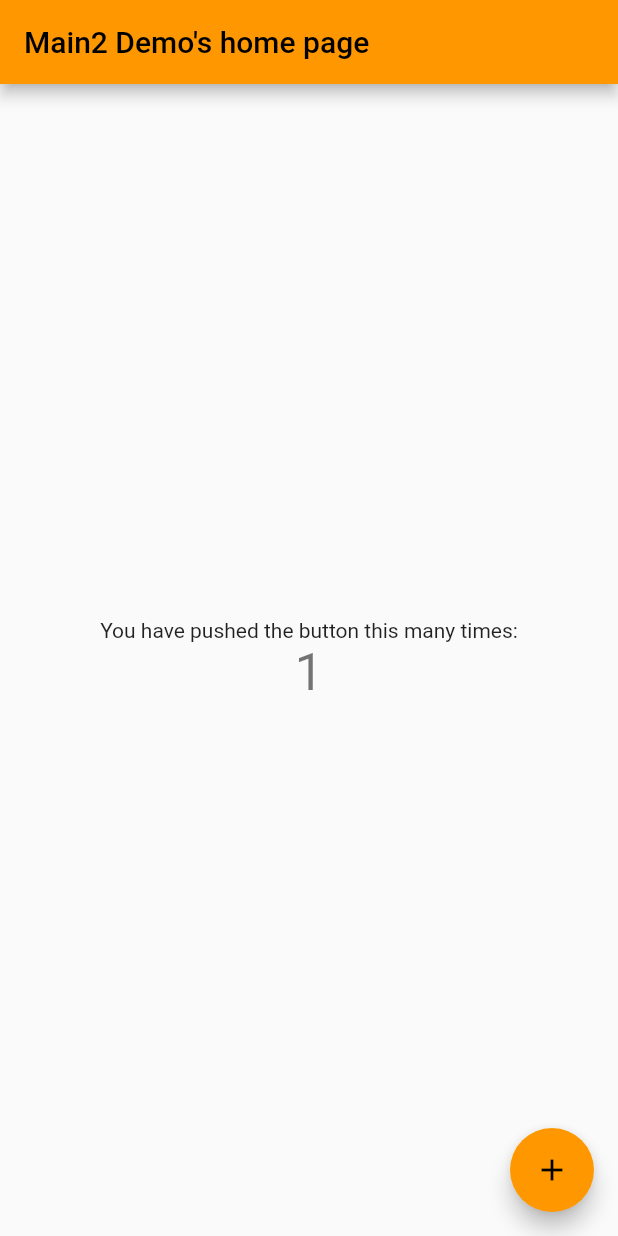
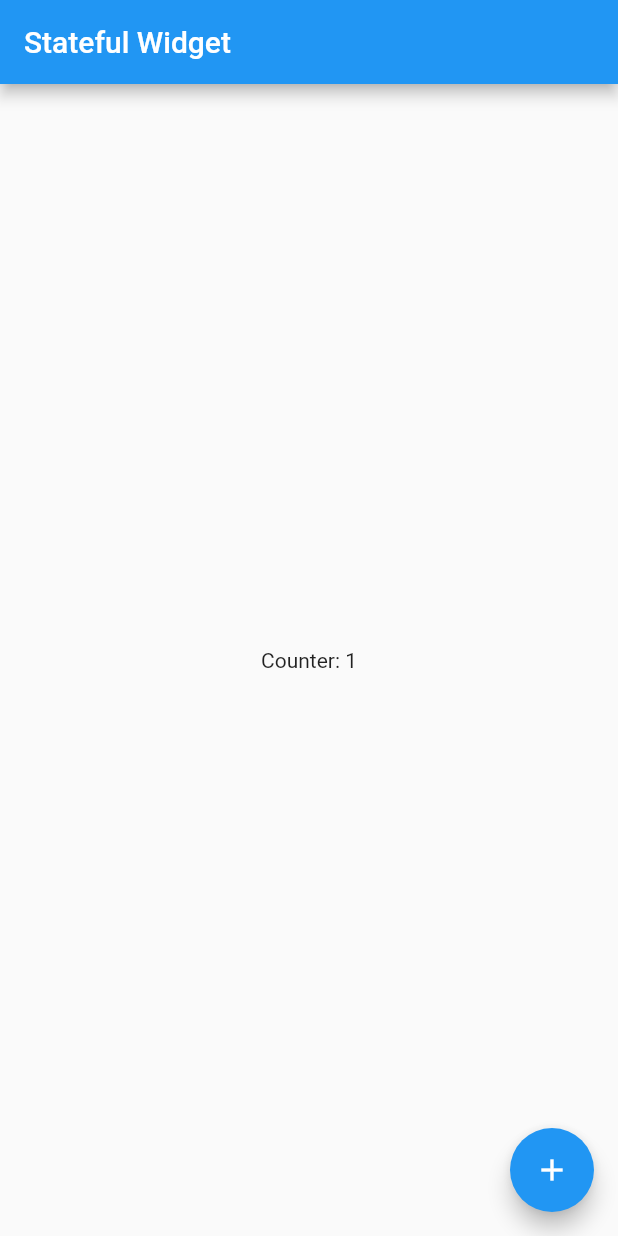
Before and after one commit to moocstudent/myfirst_flutter_project, a Flutter app: the screen it shows after launch, after a tap on the "add" icon, on a phone screen of 412 x 824 dp. Run offline on Flutter 3.47's test engine with Material 2 defaults, Android fonts, the light colour scheme and no system bars.

Commit message:
done: widgets熟悉

```diff
--- /dev/null
+++ b/lib/1800pm/initAndState.dart
@@ -0,0 +1,60 @@
+import 'package:flutter/material.dart';
+
+void main() {
+  print("1. main method executed.");
+  runApp(MyApp());
+}
+
+class MyApp extends StatelessWidget{
+  @override
+  Widget build(BuildContext context) {
+    print("2. MyApp widget build.");
+    return MaterialApp(
+      home: HomePage(),
+    );
+  }
+}
+
+class HomePage extends StatefulWidget{
+  @override
+  State createState() {
+    print("3. HomePage state build.");
+    return _HomePage();
+  }
+}
+
+class _HomePage extends State{
+  late int counter;
+
+  @override
+  void initState() { //inital state which is executed only on initial widget build.
+    print("4. Initial state of _HomePage.");
+    counter = 0;
+    super.initState();
+  }
+
+  @override
+  Widget build(BuildContext context) {
+    print("5. Widget build of _HomePage.");
+    return Scaffold(
+        appBar: AppBar( //appbar widget inside Scaffold
+            title: Text("Stateful Widget")
+        ),
+
+        floatingActionButton: FloatingActionButton(
+          onPressed: (){
+            print("----button pressed----");
+            setState(() { // setState to update the UI
+              print("6. setState() after button press.");
+              counter++; //during update to UI, increase counter value
+            });
+          },
+          child: Icon(Icons.add), //add icon on Floating button
+        ),
+
+        body: Center(
+          child: Text("Counter: $counter"), //display counter value
+        )
+    );
+  }
+}
--- a/lib/main2.dart
+++ b/lib/main2.dart
@@ -1,109 +1,110 @@
-import 'package:flutter/cupertino.dart';
-import 'package:flutter/material.dart';
-
-void main(){
-  runApp(ZqApp());
-}
-// ZqApp类代表Flutter应用，它继承了StatelessWidget类，这也就
-// 意味着应用本身也是一个widget。
-// 在Flutter中，大多数东西都是widget（后同"组件"或"部件"），包括对齐（Align）、
-// 填充（Padding）、手势处理（GestureDetector）等，它们都是以widget的形式提供。
-// Flutter在构建页面时，会调用组件的build方法，widget的主要工作是提供一个build()方法来
-// 描述如何构建UI界面（通常是通过组合、拼装其他基础widget）。
-class ZqApp extends StatelessWidget{
-  @override
-  Widget build(BuildContext context) {
-    // MaterialApp是Material库中提供的Flutter APP框架，通过它可以设置应用的名称、
-    // 主题、语言、首页及路由列表等。MaterialApp也是一个widget。
-    return MaterialApp(
-      title:'Main2 Demo\'s title',
-      theme:ThemeData(
-        primarySwatch: Colors.orange,
-      ),
-      //home为Flutter应用的首页，它也是一个widget。
-      home: ZqHomePage(title:'Main2 Demo\'s home page'),
-    );
-  }
-
-}
-
-// ZqHomePage是应用的首页，它继承自StatefulWidget类，表示它是一个有状态的组件（Stateful widget）。
-// 1.Stateful widget可以拥有状态，这些状态在widget生命周期中是可以变的，而Stateless widget是不可变的。
-// 2.Stateful widget至少由两个类组成：
-// （1）一个StatefulWidget类。
-// （2）一个State类，StatefulWidget类本身是不变的，但是State类中持有的状态在widget生命周期中可能会
-// 发生变化。
-class ZqHomePage extends StatefulWidget{
-  const ZqHomePage({Key? key,required this.title}):super(key: key);
-  final String title;
-  @override
-  State<StatefulWidget> createState() => _ZqHomePageState();
-}
-// _ZqHomePageState类是ZqHomePage类对应的状态类。看到这里，读者可能已经发现：
-// 和ZqApp类不同，ZqHomePage类中并没有build方法，取而代之的是，build方法被挪到了
-// _ZqHomePageState方法中，至于为什么这么做，之后解答。
-
-//构建UI界面的逻辑在build方法中，当ZqHomePage第一次创建时，_ZqHomePageState类
-// 会被创建，当初始化完成后，Flutter框架会调用widget的build方法来构建widget树，最终
-// widget树渲染到设备屏幕上。所以，我们看看_ZqHomePageState的build方法中都干了什么事：
-class _ZqHomePageState extends State<ZqHomePage>{
-  int _counter = 0;
-  //当按钮点击时，会调用此函数，该函数的作用是先自增_counter，然后调用setState方法。
-  //setState方法的作用是通知Flutter框架，有状态发生了改变，Flutter框架收到通知后，
-  //会执行build方法来根据新的状态重新构建界面，Flutter对此方法做了优化，使重新执行
-  //变得很快，所以你可以重新构建任何需要更新的东西，而无需分别去修改各个widget。
-  void _incrementCounter(){
-    //setState会通知Flutter框架状态发生变化，接着，Flutter框架会调用build
-    //方法以新的状态重新构建UI，最终显示在设备屏幕上。
-    setState(() {
-      _counter++;
-    });
-  }
-  //为什么build方法放在State而不是StatefulWidget中，这主要是为了提高开发的灵活性。
-  //如果将build方法放在StatefulWidget中则会有两个问题：
-  // （1）状态访问不便。
-  // 试想一下，如果我们的StatefulWidget有很多状态，而每次状态改变都要调用build方法，
-  // 由于状态是保存在 State 中的，如果build方法在StatefulWidget中，那么build方法
-  // 和状态分别在两个类中，那么构建时读取状态将会很不方便！试想一下，如果真的将build方
-  // 法放在 StatefulWidget 中的话，由于构建用户界面过程需要依赖 State，所以build方
-  // 法将必须加一个State参数。这样的话就只能将State的所有状态声明为公开状态，这样才能
-  // 在State类外部访问状态。但是，将状态设置公开后，状态不再具有私密性，这就会导致对状态的
-  // 修改将会变得不可控。但如果将build方法放在State中，构建过程不仅可以直接访问状态，而且
-  // 也无需公开私有状态，这会非常方便。
-  // （2）继承StatefulWidget不便。
-  @override
-  Widget build(BuildContext context) {
-    //Scaffold是Material库中提供的页面脚手架，它提供了默认的导航栏、标题和包含主屏幕
-    //widget树（后同"组件树"或"部件树"）的body属性，组件树可以很复杂。本书默认示例，
-    //路由默认都是通过Scaffold创建。
-    return Scaffold(
-      appBar: AppBar(title:Text(widget.title),),
-      //body的组件树中包含了一个Center组件，Center可以将其子组件树对齐到屏幕中心。
-      //此例中，Center子组件是一个Column组件，Column的作用是将其所有子组件沿着屏幕
-      //垂直方向依次排列；
-      //此例中Column子组件是两个Text，第一个Text显示固定文本"。。。"，
-      //第二个Text显示_counter状态的数值。
-      body: Center(
-        child: Column(
-          mainAxisAlignment: MainAxisAlignment.center,
-          children: <Widget>[
-            Text('You have pushed the button this many times:'),
-            Text(
-              '$_counter',
-              style: Theme.of(context).textTheme.headline4,
-            ),
-          ],
-        ),
-      ),
-      //floatingActionButton是页面右下角带"+"的悬浮按钮，它的onPressed属性
-      //接受一个回调函数，代表它被点击后的处理器，本例中直接将_incrementCounter
-      //方法作为其处理函数。
-      floatingActionButton: FloatingActionButton(
-        onPressed: _incrementCounter,
-        tooltip: 'Increment',
-        child: Icon(Icons.add),
-      ),
-    );
-  }
-}
+// import 'package:flutter/cupertino.dart';
+// import 'package:flutter/material.dart';
 //
+// void main(){
+//   runApp(ZqApp());
+// }
+// // ZqApp类代表Flutter应用，它继承了StatelessWidget类，这也就
+// // 意味着应用本身也是一个widget。
+// // 在Flutter中，大多数东西都是widget（后同"组件"或"部件"），包括对齐（Align）、
+// // 填充（Padding）、手势处理（GestureDetector）等，它们都是以widget的形式提供。
+// // Flutter在构建页面时，会调用组件的build方法，widget的主要工作是提供一个build()方法来
+// // 描述如何构建UI界面（通常是通过组合、拼装其他基础widget）。
+// class ZqApp extends StatelessWidget{
+//   @override
+//   Widget build(BuildContext context) {
+//     // MaterialApp是Material库中提供的Flutter APP框架，通过它可以设置应用的名称、
+//     // 主题、语言、首页及路由列表等。MaterialApp也是一个widget。
+//     return MaterialApp(
+//       title:'Main2 Demo\'s title',
+//       theme:ThemeData(
+//         primarySwatch: Colors.orange,
+//       ),
+//       //home为Flutter应用的首页，它也是一个widget。
+//       home: ZqHomePage(title:'Main2 Demo\'s home page'),
+//     );
+//   }
+//
+// }
+//
+// // ZqHomePage是应用的首页，它继承自StatefulWidget类，表示它是一个有状态的组件（Stateful widget）。
+// // 1.Stateful widget可以拥有状态，这些状态在widget生命周期中是可以变的，而Stateless widget是不可变的。
+// // 2.Stateful widget至少由两个类组成：
+// // （1）一个StatefulWidget类。
+// // （2）一个State类，StatefulWidget类本身是不变的，但是State类中持有的状态在widget生命周期中可能会
+// // 发生变化。
+// class ZqHomePage extends StatefulWidget{
+//   const ZqHomePage({Key? key,required this.title}):super(key: key);
+//   final String title;
+//   @override
+//   State<StatefulWidget> createState() => _ZqHomePageState();
+// }
+// // _ZqHomePageState类是ZqHomePage类对应的状态类。看到这里，读者可能已经发现：
+// // 和ZqApp类不同，ZqHomePage类中并没有build方法，取而代之的是，build方法被挪到了
+// // _ZqHomePageState方法中，至于为什么这么做，之后解答。
+//
+// //构建UI界面的逻辑在build方法中，当ZqHomePage第一次创建时，_ZqHomePageState类
+// // 会被创建，当初始化完成后，Flutter框架会调用widget的build方法来构建widget树，最终
+// // widget树渲染到设备屏幕上。所以，我们看看_ZqHomePageState的build方法中都干了什么事：
+// class _ZqHomePageState extends State<ZqHomePage>{
+//   int _counter = 0;
+//   //当按钮点击时，会调用此函数，该函数的作用是先自增_counter，然后调用setState方法。
+//   //setState方法的作用是通知Flutter框架，有状态发生了改变，Flutter框架收到通知后，
+//   //会执行build方法来根据新的状态重新构建界面，Flutter对此方法做了优化，使重新执行
+//   //变得很快，所以你可以重新构建任何需要更新的东西，而无需分别去修改各个widget。
+//   void _incrementCounter(){
+//     //setState会通知Flutter框架状态发生变化，接着，Flutter框架会调用build
+//     //方法以新的状态重新构建UI，最终显示在设备屏幕上。
+//     setState(() {
+//       _counter++;
+//     });
+//   }
+//   //为什么build方法放在State而不是StatefulWidget中，这主要是为了提高开发的灵活性。
+//   //如果将build方法放在StatefulWidget中则会有两个问题：
+//   // （1）状态访问不便。
+//   // 试想一下，如果我们的StatefulWidget有很多状态，而每次状态改变都要调用build方法，
+//   // 由于状态是保存在 State 中的，如果build方法在StatefulWidget中，那么build方法
+//   // 和状态分别在两个类中，那么构建时读取状态将会很不方便！试想一下，如果真的将build方
+//   // 法放在 StatefulWidget 中的话，由于构建用户界面过程需要依赖 State，所以build方
+//   // 法将必须加一个State参数。这样的话就只能将State的所有状态声明为公开状态，这样才能
+//   // 在State类外部访问状态。但是，将状态设置公开后，状态不再具有私密性，这就会导致对状态的
+//   // 修改将会变得不可控。但如果将build方法放在State中，构建过程不仅可以直接访问状态，而且
+//   // 也无需公开私有状态，这会非常方便。
+//   // （2）继承StatefulWidget不便。
+//   @override
+//   Widget build(BuildContext context) {
+//     //Scaffold是Material库中提供的页面脚手架，它提供了默认的导航栏、标题和包含主屏幕
+//     //widget树（后同"组件树"或"部件树"）的body属性，组件树可以很复杂。本书默认示例，
+//     //路由默认都是通过Scaffold创建。
+//     return Scaffold(
+//       appBar: AppBar(title:Text(widget.title),),
+//       //body的组件树中包含了一个Center组件，Center可以将其子组件树对齐到屏幕中心。
+//       //此例中，Center子组件是一个Column组件，Column的作用是将其所有子组件沿着屏幕
+//       //垂直方向依次排列；
+//       //此例中Column子组件是两个Text，第一个Text显示固定文本"。。。"，
+//       //第二个Text显示_counter状态的数值。
+//       body: Center(
+//         child: Column(
+//           mainAxisAlignment: MainAxisAlignment.center,
+//           children: <Widget>[
+//             Text('You have pushed the button this many times:'),
+//             Text(
+//               '$_counter',
+//               style: Theme.of(context).textTheme.headline4,
+//             ),
+//           ],
+//         ),
+//       ),
+//       //floatingActionButton是页面右下角带"+"的悬浮按钮，它的onPressed属性
+//       //接受一个回调函数，代表它被点击后的处理器，本例中直接将_incrementCounter
+//       //方法作为其处理函数。
+//       floatingActionButton: FloatingActionButton(
+//         onPressed: _incrementCounter,
+//         tooltip: 'Increment',
+//         child: Icon(Icons.add),
+//       ),
+//     );
+//   }
+// }
+// //
+//
```
Also changed, not shown: lib/1800pm/stateful.dart (added, +53 -0 lines), lib/main3.dart (added, +42 -0 lines), lib/statefulWidget.dart (added, +36 -0 lines).
